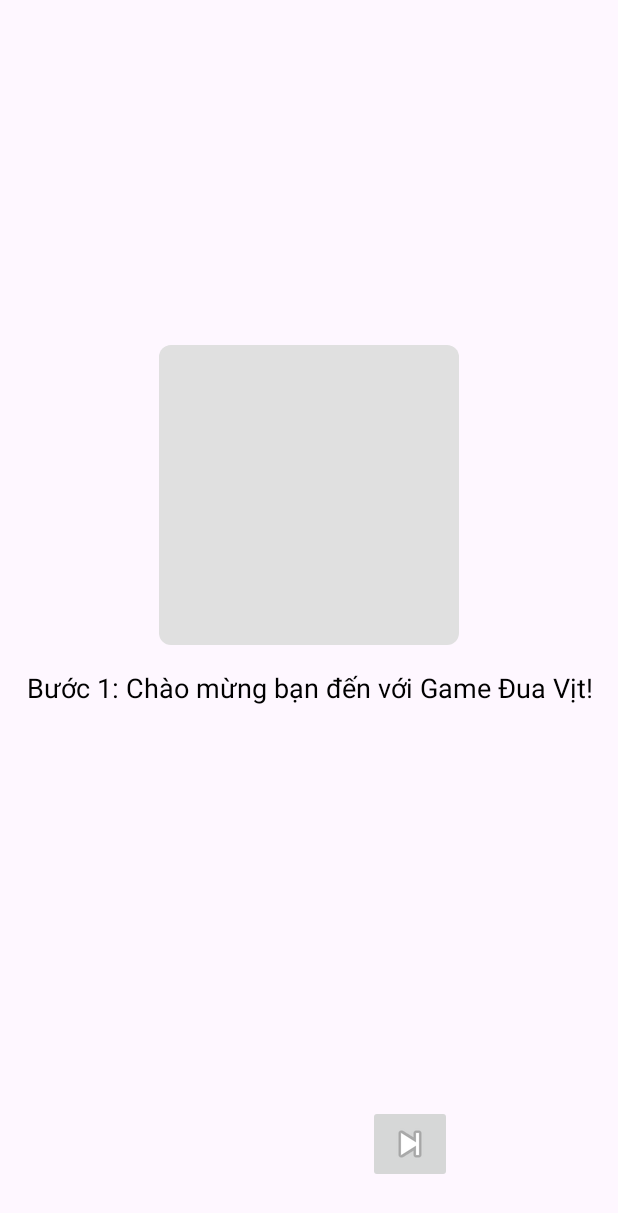
After one commit to toki-ai/betting-game-android, an Android app: the TutorialActivity screen opened directly, with no data from a screen before it, on a phone screen of 412 x 824 dp. The commit adds this screen. Shown: the top 1213 px of the screen. Run offline under Robolectric (Android 15) with nearby library versions, the phone set to English and light mode, and no system bars.

Commit message:
feat: Add Tutorial feature
This commit introduces a tutorial feature to the application.

- Added `TutorialActivity` to display tutorial steps using a `ViewPager2`.
- Created `TutorialAdapter` to manage the tutorial steps in the `ViewPager2`.
- Added `TutorialStep` model class to hold image and description for each tutorial step.
- Added layout files `activity_tutorial.xml` and `item_tutorial_step.xml`.
- Added placeholder drawable resources for tutorial images.
- Updated `MainActivity` to include a "Hướng Dẫn" (Tutorial) button to launch `TutorialActivity`.
- Registered `TutorialActivity` and `RaceResultsActivity` in `AndroidManifest.xml`.
- Updated duck names in `MainActivity`.

```diff
--- a/app/src/main/java/com/example/bettinggame/MainActivity.java
+++ b/app/src/main/java/com/example/bettinggame/MainActivity.java
@@ -1,5 +1,6 @@
 package com.example.bettinggame;
 
+import android.content.Intent;
 import android.os.Bundle;
 import android.os.Handler;
 import android.util.DisplayMetrics;
@@ -13,13 +14,14 @@ import androidx.activity.EdgeToEdge;
 import androidx.appcompat.app.AppCompatActivity;
 
 import com.bumptech.glide.Glide;
+import java.util.Random;
 
-import java.util.Random;
 
 public class MainActivity extends AppCompatActivity {
 
     private SeekBar[] seekBars;
     private ImageView[] animals;
+    private String[] duckNames = {"Vịt 1", "Vịt 2", "Vịt 3", "Vịt 4"};
     private Handler handler = new Handler();
     private boolean raceFinished = false;
 
@@ -28,19 +30,18 @@ public class MainActivity extends AppCompatActivity {
     private View finishLine;
     private Handler bgHandler = new Handler();
 
-    private int bgSpeed = 5; // px per frame for background loop (keeps looping)
+    private int bgSpeed = 5;
     private boolean bgRunning = false;
 
     // finish line movement
     private boolean finishLineMoving = false;
     private float targetFinishX = 0f;
-    private int finishSpeed = 8; // px per frame the finish line moves (from right -> left)
+    private int finishSpeed = 8;
 
     private int screenWidth;
 
-    // new additions for start button / guarding multiple starts
-    private Button btnStart;
-    private boolean raceRunning = false; // prevents multiple starts
+    private Button btnStart, btnTutorial;
+    private boolean raceRunning = false;
 
     @Override
     protected void onCreate(Bundle savedInstanceState) {
@@ -66,85 +67,65 @@ public class MainActivity extends AppCompatActivity {
         bg2 = findViewById(R.id.bg2);
         finishLine = findViewById(R.id.finishLine);
 
-        // Lấy chiều rộng màn hình
         DisplayMetrics metrics = getResources().getDisplayMetrics();
         screenWidth = metrics.widthPixels;
 
         btnStart = findViewById(R.id.btnStart);
+        btnTutorial = findViewById(R.id.btnTutorial);
+
         btnStart.setOnClickListener(v -> startRace());
+
+        btnTutorial.setOnClickListener(v -> {
+            Intent intent = new Intent(MainActivity.this, TutorialActivity.class);
+            startActivity(intent);
+        });
     }
 
     private void startRace() {
-        // Nếu đang chạy thì không làm gì
         if (raceRunning) return;
-
-        // bật cờ chạy, disable button
         raceRunning = true;
         btnStart.setEnabled(false);
         btnStart.setText("Racing...");
+        btnTutorial.setEnabled(false);
 
-        // remove previous callbacks (reset)
         handler.removeCallbacksAndMessages(null);
         bgHandler.removeCallbacksAndMessages(null);
         raceFinished = false;
 
-        // hiển thị finishLine và đặt ngoài màn hình bên phải
         finishLine.setVisibility(View.VISIBLE);
-        final float initialFinishX = screenWidth + 400; // offset ngoài màn hình
+        final float initialFinishX = screenWidth + 400;
 
-        // compute measurements after layout is ready
         finishLine.post(() -> {
-            // target = right edge của seekbar (khi animal progress = 100 thì right edge animal = seekbarX + seekbarWidth)
-            // dùng seekBars[0] vì tất cả lane cùng width/position
             targetFinishX = seekBars[0].getX() + seekBars[0].getWidth();
-
-            // đặt finish line bắt đầu ở ngoài màn hình
             finishLine.setX(initialFinishX);
-
-            // reset backgrounds (đảm bảo bg2 được đặt ngay sau bg1)
             bg1.setX(0);
             bg2.setX(bg1.getWidth());
             bgRunning = true;
             bgHandler.post(bgRunnable);
-
-            // bắt đầu di chuyển finish line từ từ vào target
             finishLineMoving = true;
             bgHandler.post(finishRunnable);
         });
 
-        // start each animal's progress + sprite
         for (int i = 0; i < animals.length; i++) {
             int index = i;
-
-            // reset seekBars
             seekBars[index].setProgress(0);
-
-            // set running gif if available
             int runResId = getResources().getIdentifier("animal" + (index + 1) + "_run", "drawable", getPackageName());
             Glide.with(this).asGif().load(runResId).into(animals[index]);
-
-            // slower speed to lengthen race
-            float speed = (new Random().nextInt(3) + 2) * 0.05f; // 0.1 - 0.2 per tick
+            float speed = (new Random().nextInt(3) + 2) * 0.05f;
 
             handler.postDelayed(new Runnable() {
                 float progress = 0;
-
                 @Override
                 public void run() {
                     if (raceFinished) return;
-
                     progress += speed;
                     if (progress <= 100) {
                         seekBars[index].setProgress((int) progress);
-
-                        // Move sprite theo seekbar progress
                         int barWidth = seekBars[index].getWidth() - animals[index].getWidth();
                         float posX = seekBars[index].getX() + (progress / 100f) * barWidth;
                         animals[index].setX(posX);
-
-                        handler.postDelayed(this, 16); // ~60 FPS
+                        handler.postDelayed(this, 16);
                     } else {
-                        // Nếu progress vượt 100 -> thắng theo luật bạn đặt
                         if (!raceFinished) {
                             raceFinished = true;
                             stopAllRunnables();
@@ -156,38 +137,29 @@ public class MainActivity extends AppCompatActivity {
         }
     }
 
-    // background loop (only moves bg images)
     private final Runnable bgRunnable = new Runnable() {
         @Override
         public void run() {
             if (!bgRunning) return;
-
             bg1.setX(bg1.getX() - bgSpeed);
             bg2.setX(bg2.getX() - bgSpeed);
-
-            // loop bg images
             if (bg1.getX() + bg1.getWidth() <= 0) {
                 bg1.setX(bg2.getX() + bg2.getWidth());
             }
             if (bg2.getX() + bg2.getWidth() <= 0) {
                 bg2.setX(bg1.getX() + bg1.getWidth());
             }
-
             bgHandler.postDelayed(this, 16);
         }
     };
 
-    // finish line moves from right -> left until it reaches targetFinishX, then dừng
     private final Runnable finishRunnable = new Runnable() {
         @Override
         public void run() {
             if (!finishLineMoving) return;
-
             float curX = finishLine.getX();
             float nextX = curX - finishSpeed;
-
             if (nextX <= targetFinishX) {
-                // chạm target -> dính chặt ở đó
                 finishLine.setX(targetFinishX);
                 finishLineMoving = false;
             } else {
@@ -198,27 +170,29 @@ public class MainActivity extends AppCompatActivity {
     };
 
     private void stopAllRunnables() {
-        // stop handler callbacks and bg handler callbacks
         handler.removeCallbacksAndMessages(null);
         bgHandler.removeCallbacksAndMessages(null);
         bgRunning = false;
         finishLineMoving = false;
-
-        // reset flags and UI on main thread
         runOnUiThread(() -> {
             raceRunning = false;
             btnStart.setEnabled(true);
             btnStart.setText("Start Race");
+            btnTutorial.setEnabled(true);
         });
     }
 
     private void announceWinner(int winnerIndex) {
-        // Reset all animals to idle
         for (int j = 0; j < animals.length; j++) {
             int idleResId = getResources().getIdentifier("animal" + (j + 1) + "_idle", "drawable", getPackageName());
             Glide.with(this).load(idleResId).into(animals[j]);
         }
 
-        Toast.makeText(this, "🏆 Winner: Animal " + (winnerIndex + 1), Toast.LENGTH_LONG).show();
+        Toast.makeText(this, "🏆 Winner: " + duckNames[winnerIndex], Toast.LENGTH_LONG).show();
+
+        // Xóa phần khởi chạy RaceResultsActivity
+         Intent intent = new Intent(MainActivity.this, RaceResultsActivity.class);
+        // intent.putParcelableArrayListExtra("raceResults", currentRaceResults);
+        // startActivity(intent);
     }
 }
--- /dev/null
+++ b/app/src/main/java/com/example/bettinggame/TutorialActivity.java
@@ -0,0 +1,105 @@
+package com.example.bettinggame;
+
+import android.content.Intent;
+import android.os.Bundle;
+import android.view.View;
+import android.widget.Button;
+import android.widget.ImageButton;
+import androidx.appcompat.app.AppCompatActivity;
+import androidx.viewpager2.widget.ViewPager2;
+import com.example.bettinggame.model.TutorialStep;
+import java.util.ArrayList;
+import java.util.List;
+
+public class TutorialActivity extends AppCompatActivity {
+
+    private ViewPager2 viewPagerTutorial;
+    private TutorialAdapter tutorialAdapter;
+    private List<TutorialStep> tutorialSteps;
+    private ImageButton buttonPrevious;
+    private ImageButton buttonNext;
+    private Button buttonStartGame;
+
+    @Override
+    protected void onCreate(Bundle savedInstanceState) {
+        super.onCreate(savedInstanceState);
+        setContentView(R.layout.activity_tutorial);
+
+        viewPagerTutorial = findViewById(R.id.viewPagerTutorial);
+        buttonPrevious = findViewById(R.id.buttonPrevious);
+        buttonNext = findViewById(R.id.buttonNext);
+        buttonStartGame = findViewById(R.id.buttonStartGame);
+
+        loadTutorialSteps();
+
+        tutorialAdapter = new TutorialAdapter(this, tutorialSteps);
+        viewPagerTutorial.setAdapter(tutorialAdapter);
+
+        updateNavigationButtons(0); // Initial state for the first page
+
+        viewPagerTutorial.registerOnPageChangeCallback(new ViewPager2.OnPageChangeCallback() {
+            @Override
+            public void onPageSelected(int position) {
+                super.onPageSelected(position);
+                updateNavigationButtons(position);
+            }
+        });
+
+        buttonPrevious.setOnClickListener(v -> {
+            int currentItem = viewPagerTutorial.getCurrentItem();
+            if (currentItem > 0) {
+                viewPagerTutorial.setCurrentItem(currentItem - 1);
+            }
+        });
+
+        buttonNext.setOnClickListener(v -> {
+            int currentItem = viewPagerTutorial.getCurrentItem();
+            if (currentItem < tutorialSteps.size() - 1) {
+                viewPagerTutorial.setCurrentItem(currentItem + 1);
+            }
+        });
+
+        buttonStartGame.setOnClickListener(v -> {
+            // Navigate to MainActivity or your main game screen
+            Intent intent = new Intent(TutorialActivity.this, MainActivity.class);
+            intent.addFlags(Intent.FLAG_ACTIVITY_CLEAR_TOP | Intent.FLAG_ACTIVITY_NEW_TASK);
+            startActivity(intent);
+            finish(); // Close tutorial activity
+        });
+    }
+
+    private void loadTutorialSteps() {
+        tutorialSteps = new ArrayList<>();
+        // Replace with your actual image resources and descriptions
+        tutorialSteps.add(new TutorialStep(R.drawable.placeholder_image_1, "Bước 1: Chào mừng bạn đến với Game Đua Vịt!"));
+        tutorialSteps.add(new TutorialStep(R.drawable.placeholder_image_2, "Bước 2: Tìm hiểu cách đặt cược vào những chú vịt yêu thích của bạn."));
+        tutorialSteps.add(new TutorialStep(R.drawable.placeholder_image_3, "Bước 3: Theo dõi cuộc đua và xem vịt nào sẽ về đích đầu tiên!"));
+        tutorialSteps.add(new TutorialStep(R.drawable.placeholder_image_1, "Bước 4: Xem kết quả và nhận phần thưởng nếu bạn thắng!"));
+        // Add more steps as needed
+    }
+
+    private void updateNavigationButtons(int position) {
+        if (tutorialSteps.isEmpty()) {
+            buttonPrevious.setVisibility(View.GONE);
+            buttonNext.setVisibility(View.GONE);
+            buttonStartGame.setVisibility(View.GONE);
+            return;
+        }
+
+        // Previous button visibility
+        if (position == 0) {
+            buttonPrevious.setVisibility(View.INVISIBLE); // Hoặc View.GONE nếu bạn không muốn nó chiếm không gian
+        } else {
+            buttonPrevious.setVisibility(View.VISIBLE);
+        }
+
+        // Next button and Start Game button visibility
+        if (position == tutorialSteps.size() - 1) {
+            buttonNext.setVisibility(View.INVISIBLE); // Hoặc View.GONE
+            buttonStartGame.setVisibility(View.VISIBLE);
+        } else {
+            buttonNext.setVisibility(View.VISIBLE);
+            buttonStartGame.setVisibility(View.GONE);
+        }
+    }
+}
--- /dev/null
+++ b/app/src/main/java/com/example/bettinggame/TutorialAdapter.java
@@ -0,0 +1,53 @@
+package com.example.bettinggame;
+
+import android.content.Context;
+import android.view.LayoutInflater;
+import android.view.View;
+import android.view.ViewGroup;
+import android.widget.ImageView;
+import android.widget.TextView;
+import androidx.annotation.NonNull;
+import androidx.recyclerview.widget.RecyclerView;
+import com.example.bettinggame.model.TutorialStep;
+import java.util.List;
+
+public class TutorialAdapter extends RecyclerView.Adapter<TutorialAdapter.TutorialViewHolder> {
+
+    private List<TutorialStep> tutorialSteps;
+    private Context context;
+
+    public TutorialAdapter(Context context, List<TutorialStep> tutorialSteps) {
+        this.context = context;
+        this.tutorialSteps = tutorialSteps;
+    }
+
+    @NonNull
+    @Override
+    public TutorialViewHolder onCreateViewHolder(@NonNull ViewGroup parent, int viewType) {
+        View view = LayoutInflater.from(context).inflate(R.layout.item_tutorial_step, parent, false);
+        return new TutorialViewHolder(view);
+    }
+
+    @Override
+    public void onBindViewHolder(@NonNull TutorialViewHolder holder, int position) {
+        TutorialStep step = tutorialSteps.get(position);
+        holder.imageViewTutorial.setImageResource(step.getImageResId());
+        holder.textViewTutorialDescription.setText(step.getDescription());
+    }
+
+    @Override
+    public int getItemCount() {
+        return tutorialSteps == null ? 0 : tutorialSteps.size();
+    }
+
+    static class TutorialViewHolder extends RecyclerView.ViewHolder {
+        ImageView imageViewTutorial;
+        TextView textViewTutorialDescription;
+
+        TutorialViewHolder(View itemView) {
+            super(itemView);
+            imageViewTutorial = itemView.findViewById(R.id.imageViewTutorial);
+            textViewTutorialDescription = itemView.findViewById(R.id.textViewTutorialDescription);
+        }
+    }
+}
--- /dev/null
+++ b/app/src/main/java/com/example/bettinggame/model/TutorialStep.java
@@ -0,0 +1,19 @@
+package com.example.bettinggame.model;
+
+public class TutorialStep {
+    private int imageResId; // ID của ảnh drawable placeholder
+    private String description; // Nội dung hướng dẫn
+
+    public TutorialStep(int imageResId, String description) {
+        this.imageResId = imageResId;
+        this.description = description;
+    }
+
+    public int getImageResId() {
+        return imageResId;
+    }
+
+    public String getDescription() {
+        return description;
+    }
+}
--- /dev/null
+++ b/app/src/main/res/drawable/placeholder_image_1.xml
@@ -0,0 +1,9 @@
+<?xml version="1.0" encoding="utf-8"?>
+<shape xmlns:android="http://schemas.android.com/apk/res/android"
+    android:shape="rectangle">
+    <solid android:color="#E0E0E0" /> <!-- Màu xám nhạt -->
+    <corners android:radius="8dp" />
+    <size
+        android:width="200dp"
+        android:height="200dp" />
+</shape>
--- /dev/null
+++ b/app/src/main/res/drawable/placeholder_image_2.xml
@@ -0,0 +1,9 @@
+<?xml version="1.0" encoding="utf-8"?>
+<shape xmlns:android="http://schemas.android.com/apk/res/android"
+    android:shape="rectangle">
+    <solid android:color="#BDBDBD" /> <!-- Màu xám vừa -->
+    <corners android:radius="8dp" />
+    <size
+        android:width="200dp"
+        android:height="200dp" />
+</shape>
--- /dev/null
+++ b/app/src/main/res/drawable/placeholder_image_3.xml
@@ -0,0 +1,9 @@
+<?xml version="1.0" encoding="utf-8"?>
+<shape xmlns:android="http://schemas.android.com/apk/res/android"
+    android:shape="rectangle">
+    <solid android:color="#9E9E9E" /> <!-- Màu xám đậm hơn -->
+    <corners android:radius="8dp" />
+    <size
+        android:width="200dp"
+        android:height="200dp" />
+</shape>
--- a/app/src/main/res/layout/activity_main.xml
+++ b/app/src/main/res/layout/activity_main.xml
@@ -35,16 +35,32 @@
         android:layout_height="match_parent"
         android:padding="16dp">
 
-        <Button
-            android:id="@+id/btnStart"
-            android:layout_width="wrap_content"
+        <LinearLayout
+            android:layout_width="match_parent"
             android:layout_height="wrap_content"
-            android:text="Start Race" />
+            android:orientation="horizontal"
+            android:gravity="center_horizontal">
+
+            <Button
+                android:id="@+id/btnStart"
+                android:layout_width="wrap_content"
+                android:layout_height="wrap_content"
+                android:layout_marginEnd="8dp"
+                android:text="Start Race" />
+
+            <Button
+                android:id="@+id/btnTutorial"
+                android:layout_width="wrap_content"
+                android:layout_height="wrap_content"
+                android:layout_marginStart="8dp"
+                android:text="Hướng Dẫn" />
+        </LinearLayout>
 
         <!-- lane 1 -->
         <FrameLayout
             android:layout_width="match_parent"
             android:layout_height="72dp"
+            android:layout_marginTop="16dp"
             android:layout_marginBottom="12dp">
 
             <SeekBar
--- /dev/null
+++ b/app/src/main/res/layout/activity_tutorial.xml
@@ -0,0 +1,61 @@
+<?xml version="1.0" encoding="utf-8"?>
+<androidx.constraintlayout.widget.ConstraintLayout xmlns:android="http://schemas.android.com/apk/res/android"
+    xmlns:app="http://schemas.android.com/apk/res-auto"
+    xmlns:tools="http://schemas.android.com/tools"
+    android:layout_width="match_parent"
+    android:layout_height="match_parent"
+    tools:context=".TutorialActivity">
+
+    <androidx.viewpager2.widget.ViewPager2
+        android:id="@+id/viewPagerTutorial"
+        android:layout_width="0dp"
+        android:layout_height="0dp"
+        app:layout_constraintTop_toTopOf="parent"
+        app:layout_constraintBottom_toTopOf="@+id/guidelineNav"
+        app:layout_constraintStart_toStartOf="parent"
+        app:layout_constraintEnd_toEndOf="parent" />
+
+    <androidx.constraintlayout.widget.Guideline
+        android:id="@+id/guidelineNav"
+        android:layout_width="wrap_content"
+        android:layout_height="wrap_content"
+        android:orientation="horizontal"
+        app:layout_constraintGuide_percent="0.85" />
+
+    <ImageButton
+        android:id="@+id/buttonPrevious"
+        android:layout_width="wrap_content"
+        android:layout_height="wrap_content"
+        android:src="@android:drawable/ic_media_previous"
+        android:contentDescription="Previous Step"
+        app:layout_constraintTop_toBottomOf="@id/guidelineNav"
+        app:layout_constraintBottom_toBottomOf="parent"
+        app:layout_constraintStart_toStartOf="parent"
+        app:layout_constraintEnd_toStartOf="@+id/buttonNext"
+        android:layout_marginStart="32dp"
+        android:visibility="invisible" /> <!-- Initially invisible -->
+
+    <ImageButton
+        android:id="@+id/buttonNext"
+        android:layout_width="wrap_content"
+        android:layout_height="wrap_content"
+        android:src="@android:drawable/ic_media_next"
+        android:contentDescription="Next Step"
+        app:layout_constraintTop_toBottomOf="@id/guidelineNav"
+        app:layout_constraintBottom_toBottomOf="parent"
+        app:layout_constraintStart_toEndOf="@+id/buttonPrevious"
+        app:layout_constraintEnd_toEndOf="parent"
+        android:layout_marginEnd="32dp" />
+
+    <Button
+        android:id="@+id/buttonStartGame"
+        android:layout_width="wrap_content"
+        android:layout_height="wrap_content"
+        android:text="Start Game"
+        app:layout_constraintTop_toBottomOf="@id/guidelineNav"
+        app:layout_constraintBottom_toBottomOf="parent"
+        app:layout_constraintStart_toStartOf="parent"
+        app:layout_constraintEnd_toEndOf="parent"
+        android:visibility="gone" /> <!-- Initially gone -->
+
+</androidx.constraintlayout.widget.ConstraintLayout>
--- /dev/null
+++ b/app/src/main/res/layout/item_tutorial_step.xml
@@ -0,0 +1,28 @@
+<?xml version="1.0" encoding="utf-8"?>
+<LinearLayout xmlns:android="http://schemas.android.com/apk/res/android"
+    xmlns:tools="http://schemas.android.com/tools"
+    android:layout_width="match_parent"
+    android:layout_height="match_parent"
+    android:orientation="vertical"
+    android:gravity="center"
+    android:padding="16dp">
+
+    <ImageView
+        android:id="@+id/imageViewTutorial"
+        android:layout_width="wrap_content"
+        android:layout_height="wrap_content"
+        android:minWidth="200dp"
+        android:minHeight="200dp"
+        android:layout_marginBottom="16dp"
+        tools:srcCompat="@drawable/placeholder_image_1" /> <!-- Ví dụ ảnh placeholder -->
+
+    <TextView
+        android:id="@+id/textViewTutorialDescription"
+        android:layout_width="match_parent"
+        android:layout_height="wrap_content"
+        android:gravity="center_horizontal"
+        android:textSize="18sp"
+        android:textColor="@android:color/black"
+        tools:text="Đây là nội dung hướng dẫn cho bước này. Giải thích cách chơi game một cách chi tiết và dễ hiểu." />
+
+</LinearLayout>
```
Also changed, not shown: app/src/main/AndroidManifest.xml (+11 -1 lines).
